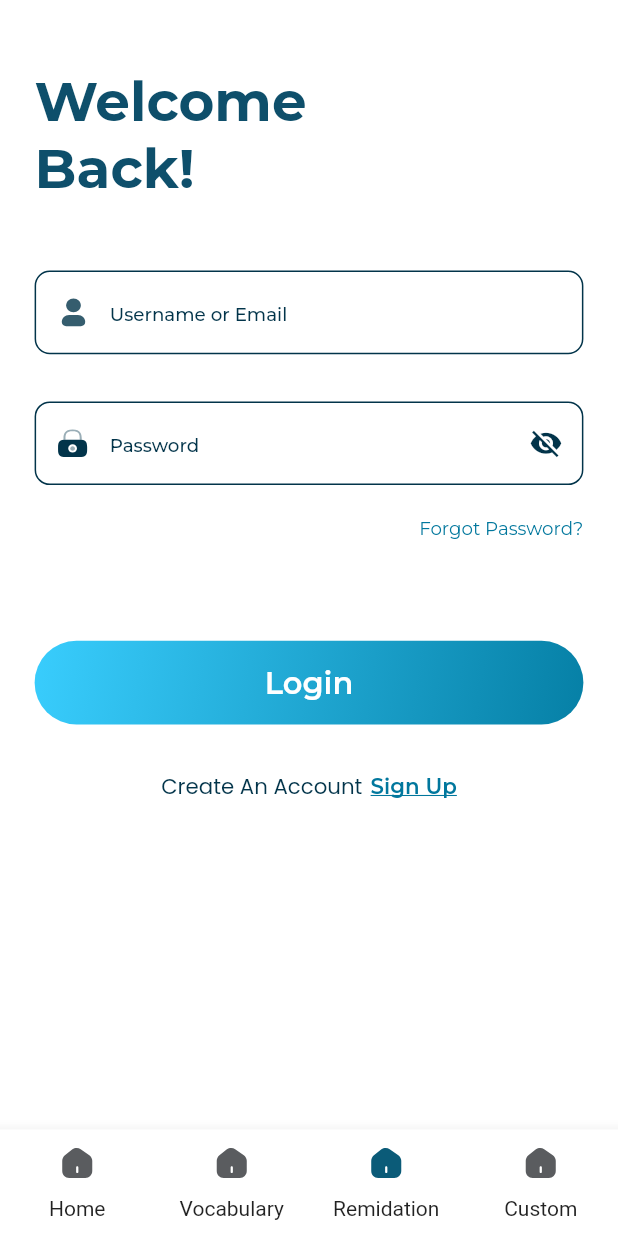
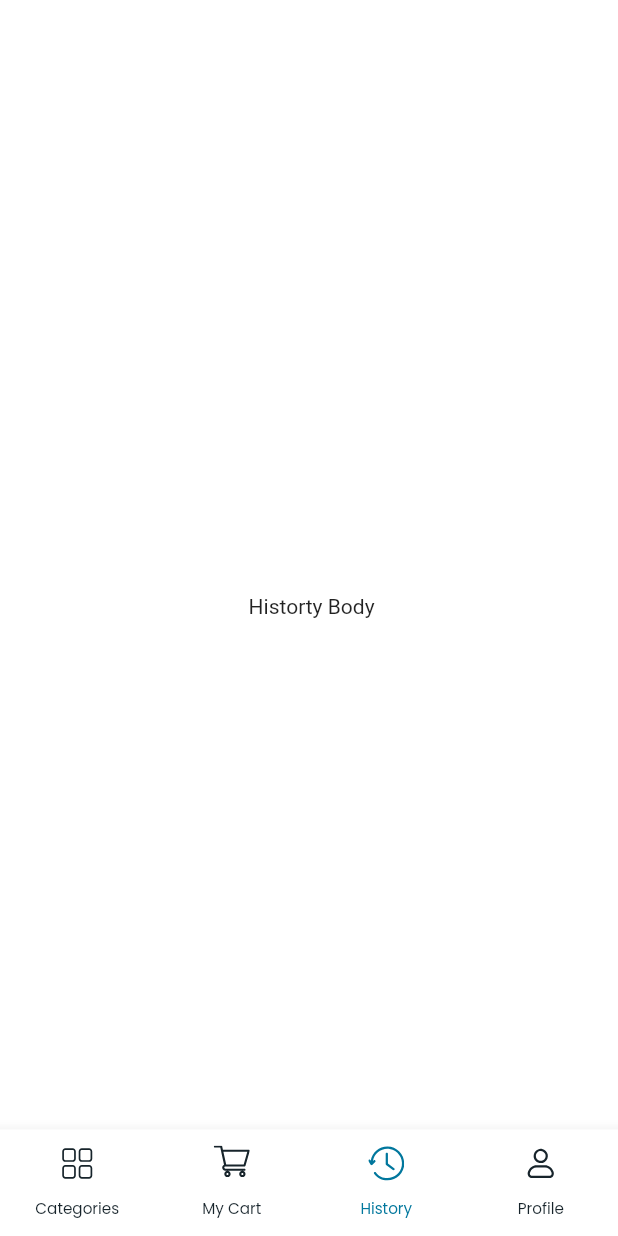
Before and after one commit to Webgenius0/eurogoods_flutter_app, a Flutter app: the BottomNavBar screen opened by its route, item 3 of the bottom bar chosen, on a phone screen of 412 x 824 dp. Run offline on Flutter 3.47's test engine with Material 3 defaults, Android fonts, the phone set to English and light mode, and no system bars; drawn by our look-alikes of auto_animated, custom_navigation_bar; our stand-ins replace dio, flutter_screenutil, flutter_svg, fluttertoast, get, get_it and 3 more; accounts and stored records are empty; project files that could hold a hidden picture were left out.

Commit message:
bottom navbar issue fixed

```diff
--- /dev/null
+++ b/lib/features/history/presentation/history_screen.dart
@@ -0,0 +1,22 @@
+import 'package:flutter/material.dart';
+
+class HistoryScreen extends StatefulWidget {
+  const HistoryScreen({super.key});
+
+  @override
+  State<HistoryScreen> createState() => _HistoryScreenState();
+}
+
+class _HistoryScreenState extends State<HistoryScreen> {
+  @override
+  Widget build(BuildContext context) {
+    return Scaffold(
+      appBar: AppBar(
+        title: Text('Historty'),
+      ),
+      body: Center(
+        child: Text(' Historty Body'),
+      ),
+    );
+  }
+}
--- a/lib/features/home/onboarding/presentation/onboarding_screen.dart
+++ /dev/null
@@ -1,27 +0,0 @@
-import 'package:eurogoods/constants/app_constants.dart';
-import 'package:eurogoods/helpers/di.dart';
-import 'package:flutter/material.dart';
-
-class OnBoardingScreen extends StatefulWidget {
-  const OnBoardingScreen({super.key});
-
-  @override
-  State<OnBoardingScreen> createState() => _OnBoardingScreenState();
-}
-
-class _OnBoardingScreenState extends State<OnBoardingScreen> {
-  @override
-  Widget build(BuildContext context) {
-    appData.write(kKeyfirstTime, false);
-    return Scaffold(
-        body: SafeArea(
-      child: Stack(
-        children: [
-          // OnBoardingWidget(onDone: () {
-          //   Get.to(SignInScreen());
-          // }),
-        ],
-      ),
-    ));
-  }
-}
--- a/lib/features/home/presentation/home_screen.dart
+++ b/lib/features/home/presentation/home_screen.dart
@@ -1,4 +1,3 @@
-import 'package:eurogoods/common_widgets/custom_button.dart';
 import 'package:eurogoods/constants/text_font_style.dart';
 import 'package:eurogoods/gen/assets.gen.dart';
 import 'package:eurogoods/gen/colors.gen.dart';
--- /dev/null
+++ b/lib/features/my_cart/presentation/my_order_screen.dart
@@ -0,0 +1,22 @@
+import 'package:flutter/material.dart';
+
+class MyOrderScreen extends StatefulWidget {
+  const MyOrderScreen({super.key});
+
+  @override
+  State<MyOrderScreen> createState() => _MyOrderScreenState();
+}
+
+class _MyOrderScreenState extends State<MyOrderScreen> {
+  @override
+  Widget build(BuildContext context) {
+    return Scaffold(
+      appBar: AppBar(
+        title: Text('My Order'),
+      ),
+      body: Center(
+        child: Text('Body'),
+      ),
+    );
+  }
+}
--- /dev/null
+++ b/lib/features/profile/presentation/profile_screen.dart
@@ -0,0 +1,22 @@
+import 'package:flutter/material.dart';
+
+class ProfileScreen extends StatefulWidget {
+  const ProfileScreen({super.key});
+
+  @override
+  State<ProfileScreen> createState() => _ProfileScreenState();
+}
+
+class _ProfileScreenState extends State<ProfileScreen> {
+  @override
+  Widget build(BuildContext context) {
+    return Scaffold(
+      appBar: AppBar(
+        title: Text('Profile'),
+      ),
+      body: Center(
+        child: Text('Profile Body'),
+      ),
+    );
+  }
+}
--- a/lib/gen/colors.gen.dart
+++ b/lib/gen/colors.gen.dart
@@ -25,6 +25,9 @@ class AppColors {
   /// Color: #FF0E4F6B
   static const Color c0E4F6B = Color(0xFF0E4F6B);
 
+  /// Color: #FF17242B
+  static const Color c17242B = Color(0xFF17242B);
+
   /// Color: #FF335D6E
   static const Color c335D6E = Color(0xFF335D6E);
 
--- a/lib/navigation_screen.dart
+++ b/lib/navigation_screen.dart
@@ -1,5 +1,9 @@
 // ignore_for_file: deprecated_member_use
+import 'package:eurogoods/constants/text_font_style.dart';
+import 'package:eurogoods/features/history/presentation/history_screen.dart';
 import 'package:eurogoods/features/home/presentation/home_screen.dart';
+import 'package:eurogoods/features/my_cart/presentation/my_order_screen.dart';
+import 'package:eurogoods/features/profile/presentation/profile_screen.dart';
 import 'package:eurogoods/welcome_screen.dart';
 import 'package:flutter/material.dart';
 import 'package:flutter_screenutil/flutter_screenutil.dart';
@@ -25,10 +29,9 @@ class _BottomNavBarState extends State<BottomNavBar> {
 
   final List<StatefulWidget> _screens = [
     HomeScreen(),
-    WelcomeScreen(),
-    WelcomeScreen(),
-    WelcomeScreen(),
-    WelcomeScreen(),
+    MyOrderScreen(),
+    HistoryScreen(),
+    ProfileScreen(),
   ];
 
   @override
@@ -50,97 +53,70 @@ class _BottomNavBarState extends State<BottomNavBar> {
         bottomNavigationBar: SizedBox(
           height: 70.h,
           child: CustomNavigationBar(
-            iconSize: 24.r,
-            selectedColor: Colors.red,
-            strokeColor: AppColors.allPrimaryColor,
-            unSelectedColor: Colors.black,
+            iconSize: 24..sp,
+            strokeColor: AppColors.c01779D,
+            unSelectedColor: AppColors.c17242B,
             backgroundColor: Colors.white,
             items: [
               CustomNavigationBarItem(
                 icon: SvgPicture.asset(
-                  Assets.icons.home,
+                  Assets.icons.categories,
                   color: _currentIndex == 0
-                      ? AppColors.allPrimaryColor
-                      : AppColors.c5A5C5F,
+                      ? AppColors.c01779D
+                      : AppColors.c17242B,
                 ),
-                title: Text(
-                  "${"Home"}",
-                  // style: TextFontStyle.textStyle16cFFFFFFPoppinsW500.copyWith(
-                  //   fontSize: 14.sp,
-                  //   color: (_currentIndex == 0)
-                  //       ? AppColors.allPrimaryColor
-                  //       : AppColors.c5A5C5F,
-                  // )
-                ),
+                title: Text('Categories',
+                    style: TextFontStyle.textStyle24c848585PoppinsW400.copyWith(
+                      color: _currentIndex == 0
+                          ? AppColors.c01779D
+                          : AppColors.c17242B,
+                      fontSize: 10.sp,
+                    )),
               ),
               CustomNavigationBarItem(
                 icon: SvgPicture.asset(
-                  Assets.icons.home,
+                  Assets.icons.cart,
                   color: _currentIndex == 1
-                      ? AppColors.allPrimaryColor
-                      : AppColors.c5A5C5F,
+                      ? AppColors.c01779D
+                      : AppColors.c17242B,
                 ),
-                title: Text(
-                  "Vocabulary",
-                  // style: TextFontStyle.textStyle16cFFFFFFPoppinsW500.copyWith(
-                  //   fontSize: 12.sp,
-                  //   color: (_currentIndex == 1)
-                  //       ? AppColors.allPrimaryColor
-                  //       : AppColors.c5A5C5F,
-                  // ),
-                ),
+                title: Text('My Cart',
+                    style: TextFontStyle.textStyle24c848585PoppinsW400.copyWith(
+                      color: _currentIndex == 1
+                          ? AppColors.c01779D
+                          : AppColors.c17242B,
+                      fontSize: 10.sp,
+                    )),
               ),
               CustomNavigationBarItem(
                 icon: SvgPicture.asset(
-                  Assets.icons.home,
+                  Assets.icons.history,
                   color: _currentIndex == 2
-                      ? AppColors.allPrimaryColor
-                      : AppColors.c5A5C5F,
+                      ? AppColors.c01779D
+                      : AppColors.c17242B,
                 ),
-                title: Text(
-                  "Remidation",
-                  // style: TextFontStyle.textStyle16cFFFFFFPoppinsW500.copyWith(
-                  //   fontSize: 12.sp,
-                  //   color: (_currentIndex == 2)
-                  //       ? AppColors.allPrimaryColor
-                  //       : AppColors.c5A5C5F,
-                  // ),
-                ),
+                title: Text('History',
+                    style: TextFontStyle.textStyle24c848585PoppinsW400.copyWith(
+                      color: _currentIndex == 2
+                          ? AppColors.c01779D
+                          : AppColors.c17242B,
+                      fontSize: 10.sp,
+                    )),
               ),
               CustomNavigationBarItem(
                 icon: SvgPicture.asset(
-                  Assets.icons.home,
+                  Assets.icons.profile,
                   color: _currentIndex == 3
-                      ? AppColors.allPrimaryColor
-                      : AppColors.c5A5C5F,
+                      ? AppColors.c01779D
+                      : AppColors.c17242B,
                 ),
-                title: Text(
-                  "Custom",
-                  //   style: TextFontStyle.textStyle16cFFFFFFPoppinsW500.copyWith(
-                  //       fontSize: 12.sp,
-                  //       color: (_currentIndex == 3)
-                  //           ? AppColors.allPrimaryColor
-                  //           : AppColors.c5A5C5F,
-                  //       overflow: TextOverflow.ellipsis),
-                  // ),
-                ),
-                // CustomNavigationBarItem(
-                //   icon: SvgPicture.asset(
-                //     Assets.icons.user,
-                //     color: _currentIndex == 4
-                //         ? AppColors.allPrimaryColor
-                //         : AppColors.c5A5C5F,
-                //   ),
-                //   title: Text(
-                //     "Profile",
-                //     style: TextFontStyle.textStyle16cFFFFFFPoppinsW500.copyWith(
-                //       fontSize: 12.sp,
-                //       color: (_currentIndex == 4)
-                //           ? AppColors.allPrimaryColor
-                //           : AppColors.c5A5C5F,
-                //     ),
-                //   ),
-                // ),
+                title: Text('Profile',
+                    style: TextFontStyle.textStyle24c848585PoppinsW400.copyWith(
+                      color: _currentIndex == 3
+                          ? AppColors.c01779D
+                          : AppColors.c17242B,
+                      fontSize: 10.sp,
+                    )),
               )
             ],
             currentIndex: _currentIndex,
```
Also changed, not shown: 1 other file.
